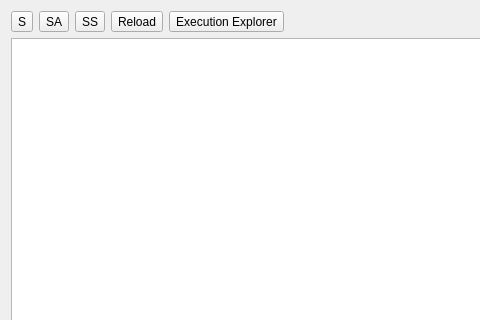
Qt form script/editor/iscripteditor.ui (daniel-Jones/IdealIRC) before a commit; both pictures show x 0 to 480 and y 0 to 320 of the 767 by 497 pixel window.
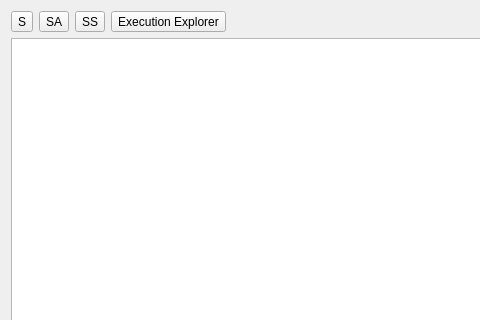
The same form after that commit. Icons and pictures are not drawn.

What changed in the file:
```diff
--- a/script/editor/iscripteditor.ui
+++ b/script/editor/iscripteditor.ui
@@ -24,13 +24,6 @@
    <bool>true</bool>
   </property>
   <layout class="QGridLayout" name="gridLayout">
-   <item row="0" column="3">
-    <widget class="QToolButton" name="toolButton">
-     <property name="text">
-      <string>Reload</string>
-     </property>
-    </widget>
-   </item>
    <item row="0" column="2">
     <widget class="QToolButton" name="btnSettings">
      <property name="toolTip">
@@ -51,7 +44,7 @@
      </property>
     </widget>
    </item>
-   <item row="0" column="5">
+   <item row="0" column="4">
     <spacer name="horizontalSpacer">
      <property name="orientation">
       <enum>Qt::Horizontal</enum>
@@ -127,7 +120,7 @@
      </widget>
     </widget>
    </item>
-   <item row="0" column="4">
+   <item row="0" column="3">
     <widget class="QToolButton" name="btnEE">
      <property name="text">
       <string>Execution Explorer</string>
```
Left out of the diff: 3 changed lines with no effect on the pictures.
